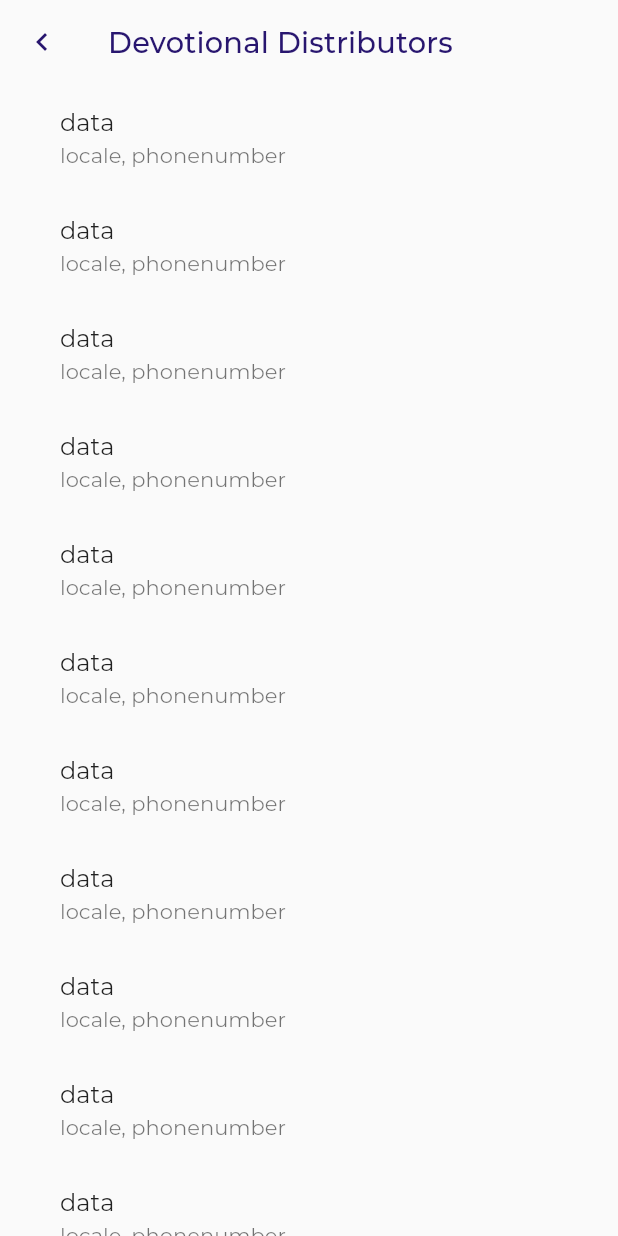
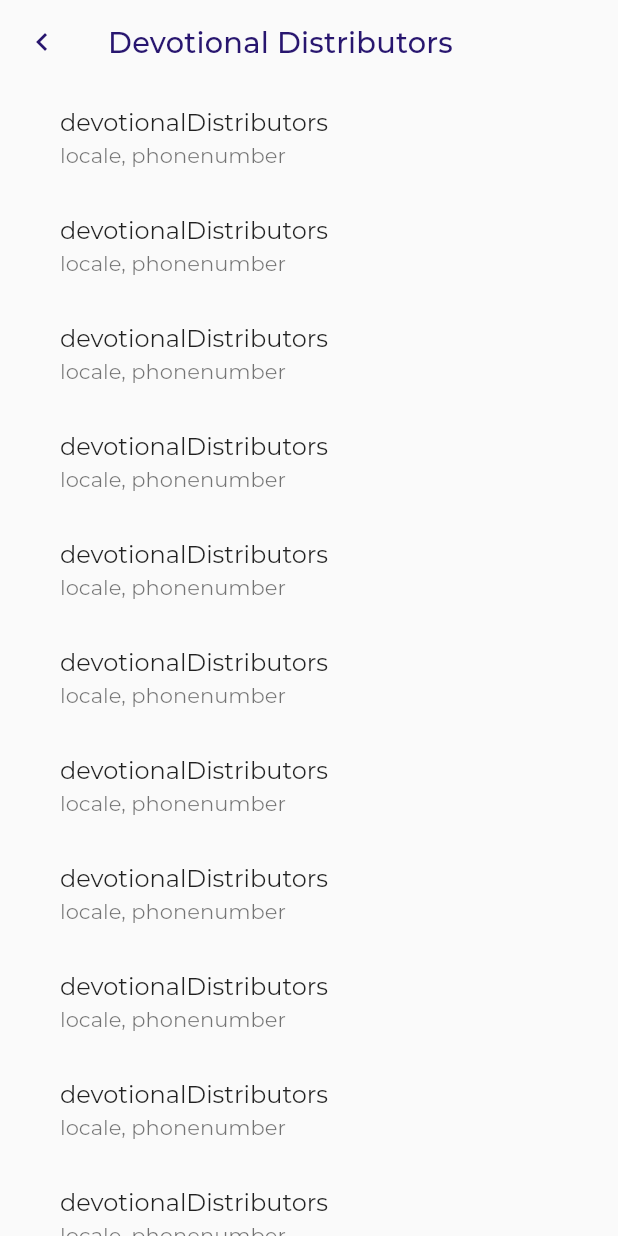
Before and after one commit to Oluwaferanmi-Michael/Open-Heavens, a Flutter app: the Distributors screen opened by its route, on a phone screen of 412 x 824 dp. Run offline on Flutter 3.47's test engine with Material 2 defaults, Android fonts, the phone set to English and light mode, and no system bars; our stand-ins replace flutter_screenutil; statements that could not run were skipped; project files that could hold a hidden picture were left out.

Commit message:
Devotional Distributors

```diff
--- a/open_heavens/lib/Screens/Drawer Screens/Devotional Distributors/distributors.dart
+++ b/open_heavens/lib/Screens/Drawer Screens/Devotional Distributors/distributors.dart
@@ -31,9 +31,8 @@ class _DistributorsState extends State<Distributors> {
         child: ListView.builder(
           itemCount: devotionalDistributors.length,
           itemBuilder: (context, index) => const ListTile(
-            title: Text('data'),
-            subtitle: Text('locale, phonenumber'),
-          )
+            title: Text('devotionalDistributors'),
+            subtitle: Text('locale, phonenumber'),)
           )
       ),
     );
--- a/open_heavens/lib/util/Database/distributor_database.dart
+++ b/open_heavens/lib/util/Database/distributor_database.dart
@@ -1,41 +1,47 @@
 
 
-Map<String, List<String>> devotionalDistributors = {
-  'Mrs. Adedeji Adeayo' : ['Rccg Camp', '08055919414'],
+List<Map<String, dynamic>> devotionalDistributors = [
+  {'name' : 'Mrs. Adedeji Adeayo',
+   'location': 'Rccg Camp',
+   'phone number' : '08055919414'},
 
-  'The Lanmb International': ['Ilorin, Kwara State', '08033730553'],
+  { 'name' : 'The Lamb International',
+  'location' : 'Ilorin, Kwara State',
+  'phone number' : '08033730553'},
 
-  'Spring Waters BookShop': ['Ogudu, Lagos State', '08023674014'],
+  {'name' : 'Spring Waters BookShop', 'location' : 'Ogudu, Lagos State',
+  'phone number': '08023674014'},
 
-  'Mrs. Oderinde': ['Festac, Lagos State', '00803373382'],
+  {'name' : 'Mrs. Oderinde', 'location' : 'Festac, Lagos State', 'phone number' :'00803373382'},
 
-  'Sis. Blessing': ['RCCG Camp', '08055174550'],
+  {'name' : 'Sis. Blessing', 'location': 'RCCG Camp', 'phone number' : '08055174550'},
 
-  'CRM Bookshop 2': ['RCCG Camp', '08060622424'],
+  {'name' : 'CRM Bookshop 2', 'location' : 'RCCG Camp', 'phone number' : '08060622424'},
 
-  'Mrs. Omotosho': ['Ekiti State', '08066359779'],
+  {'name' : 'Mrs. Omotosho', 'location' : 'Ekiti State', 'phone number' : '08066359779'},
 
-  'Mrs. Wunmi Emmanuel': ['Lagos State', '08104929352'],
+  {'name' : 'Mrs. Wunmi Emmanuel', 'location' : 'Lagos State', 'phone number' : '08104929352'},
 
-  'Pst. Timothy Ayanlola': ['Nasarawa State', '08036798902'],
+  {'name' : 'Pst. Timothy Ayanlola', 'location' : 'Nasarawa State', 'phone number' : '08036798902'},
 
-  'Mrs. Taiwo Adejoke': ['Lagos State', '08070794055'],
+  { 'name' : 'Mrs. Taiwo Adejoke', 'location' : 'Lagos State', 'phone number' : '08070794055'},
 
-  'Mrs. Egbeyemi': ['Ogun State', '08033476363'],
+  { 'name' : 'Mrs. Egbeyemi', 'location' : 'Ogun State',  'phone number' : '08033476363'},
 
-  'Mrs. Olutunbi': ['Ondo State', '08029586634'],
+  { 'name' : 'Mrs. Olutunbi', 'location' : 'Ondo State', 'phone number' :'08029586634'},
 
-  'Oluwaponle Adeleke': ['Kaduna State', '07034905940'],
+  { 'name' : 'Oluwaponle Adeleke', 'location' : 'Kaduna State',  'phone number' : '07034905940'},
 
-  'Mrs. Adeyeye': ['Anambra State', '07068217183'],
+  { 'name' : 'Mrs. Adeyeye', 'location' : 'Anambra State',  'phone number' : '07068217183'},
 
-  'Mrs. Dayo Adesanya': ['RCCG Camp', '08037027020'],
+  { 'name' : 'Mrs. Dayo Adesanya', 'location' : 'RCCG Camp',  'phone number' :'08037027020'},
 
-  'Mr. Toba Momodu': ['Benue State', '08134381490'],
+  { 'name' : 'Mr. Toba Momodu', 'location' : 'Benue State', 'phone number' :'08134381490'},
 
-  'Mrs. Ayotunde Olumide': ['Ogun State', '07033874675'],
+  { 'name' : 'Mrs. Ayotunde Olumide', 'location' : 'Ogun State', 'phone number' :'07033874675'},
 
-  'Mrs. Nnenaya': ['Abia State', '08033207485'],
+  { 'name' : 'Mrs. Nnenaya',
+    'location': 'Abia State', 'phone number' :'08033207485'},
 
   // 'Mrs. Wunmi Emmanuel': ['Lagos State', '08104929352'],
-};
+];
```
